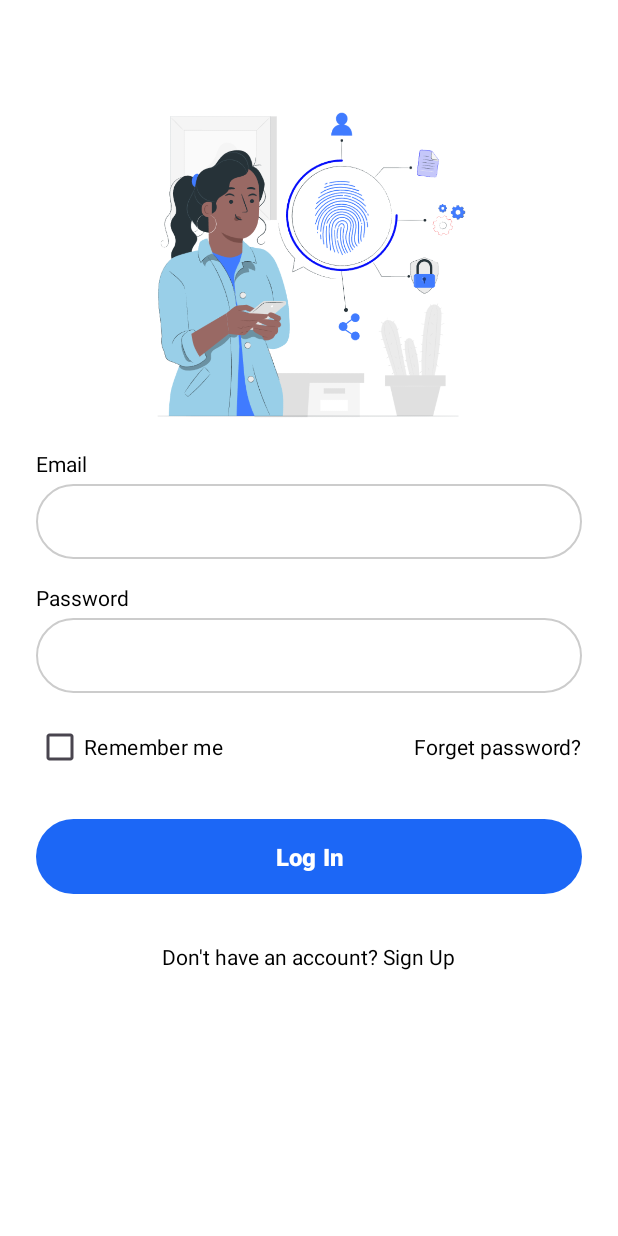
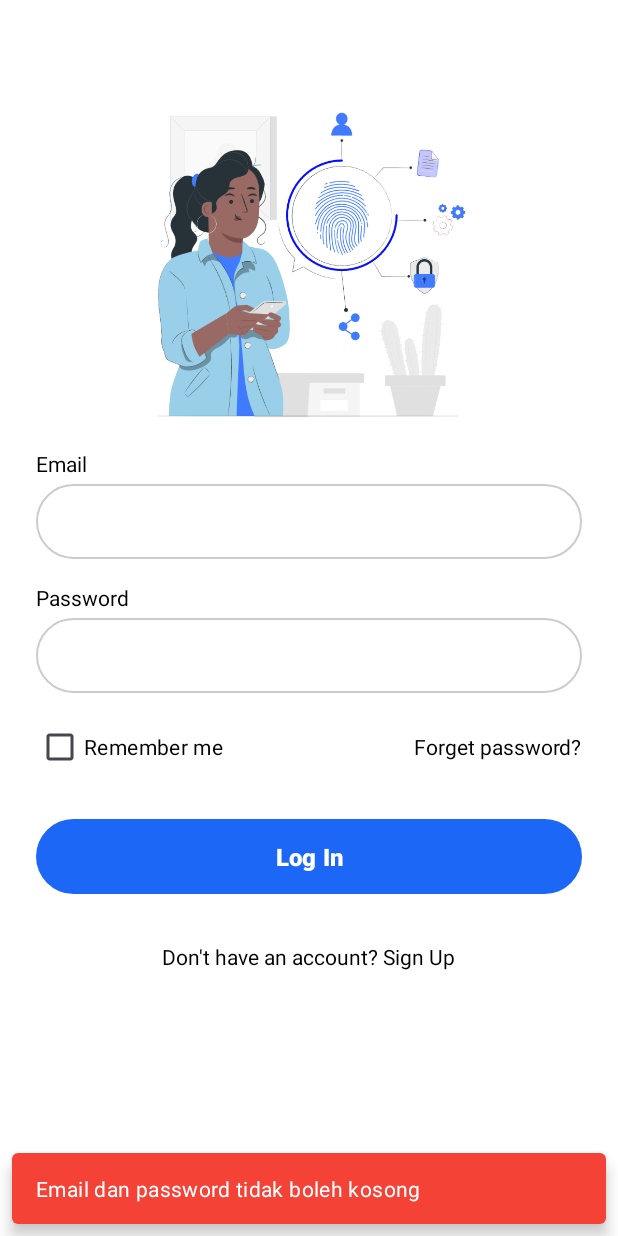
Before and after one commit to jibrankhairy/bithouse-app, an Android app: the screen it shows after launch (LoginActivity), after a tap on "Log In", on a phone screen of 412 x 824 dp. Run offline under Robolectric (Android 15) with nearby library versions, the light colour scheme and no system bars; our stand-ins replace Firebase (no records; nobody signed in at launch, a user with empty details on screens opened directly).

Commit message:
feat: add pop up message login successful and failed login

```diff
--- a/app/build.gradle
+++ b/app/build.gradle
@@ -58,4 +58,6 @@ dependencies {
     implementation 'com.google.firebase:firebase-database-ktx:20.3.0'
 
     implementation("com.squareup.okhttp3:okhttp:4.9.3")
+
+    implementation 'com.google.android.material:material:1.10.0'
 }
--- a/app/src/main/java/com/example/bitapp/LoginActivity.kt
+++ b/app/src/main/java/com/example/bitapp/LoginActivity.kt
@@ -4,10 +4,11 @@ import android.content.Intent
 import android.os.Bundle
 import android.widget.*
 import androidx.appcompat.app.AppCompatActivity
+import androidx.core.content.ContextCompat
 import androidx.core.view.ViewCompat
 import androidx.core.view.WindowInsetsCompat
+import com.google.android.material.snackbar.Snackbar
 import com.google.firebase.auth.FirebaseAuth
-
 
 class LoginActivity : AppCompatActivity() {
 
@@ -29,22 +30,27 @@ class LoginActivity : AppCompatActivity() {
         val etPassword = findViewById<EditText>(R.id.etPassword)
         val btnLogin = findViewById<Button>(R.id.btnLogin)
         val tvToRegister = findViewById<TextView>(R.id.tvToRegister)
+        val rootView = findViewById<LinearLayout>(R.id.main) // Gunakan root layout sebagai anchor Snackbar
 
         btnLogin.setOnClickListener {
             val email = etEmail.text.toString()
             val password = etPassword.text.toString()
 
             if (email.isEmpty() || password.isEmpty()) {
-                Toast.makeText(this, "Email dan password tidak boleh kosong", Toast.LENGTH_SHORT).show()
+                showSnackbar(rootView, "Email dan password tidak boleh kosong", R.color.red)
             } else {
                 auth.signInWithEmailAndPassword(email, password)
                     .addOnCompleteListener { task ->
                         if (task.isSuccessful) {
-                            Toast.makeText(this, "Login berhasil", Toast.LENGTH_SHORT).show()
+                            showSnackbar(rootView, "Login berhasil", R.color.secondary)
                             startActivity(Intent(this, MainActivity::class.java))
                             finish()
                         } else {
-                            Toast.makeText(this, "Login gagal: ${task.exception?.message}", Toast.LENGTH_LONG).show()
+                            showSnackbar(
+                                rootView,
+                                "Login gagal: ${task.exception?.message}",
+                                R.color.red
+                            )
                         }
                     }
             }
@@ -56,4 +62,11 @@ class LoginActivity : AppCompatActivity() {
             finish()
         }
     }
+
+    private fun showSnackbar(view: LinearLayout, message: String, colorResId: Int) {
+        Snackbar.make(view, message, Snackbar.LENGTH_LONG)
+            .setBackgroundTint(ContextCompat.getColor(this, colorResId))
+            .setTextColor(ContextCompat.getColor(this, android.R.color.white))
+            .show()
+    }
 }
--- a/app/src/main/res/layout/activity_login.xml
+++ b/app/src/main/res/layout/activity_login.xml
@@ -1,5 +1,5 @@
 <?xml version="1.0" encoding="utf-8"?>
-<ScrollView xmlns:android="http://schemas.android.com/apk/res/android"
+<LinearLayout xmlns:android="http://schemas.android.com/apk/res/android"
     android:id="@+id/main"
     android:layout_width="match_parent"
     android:layout_height="match_parent"
@@ -103,4 +103,4 @@
             android:layout_marginTop="32dp"
             android:layout_gravity="center_horizontal"/>
     </LinearLayout>
-</ScrollView>
+</LinearLayout>
```
